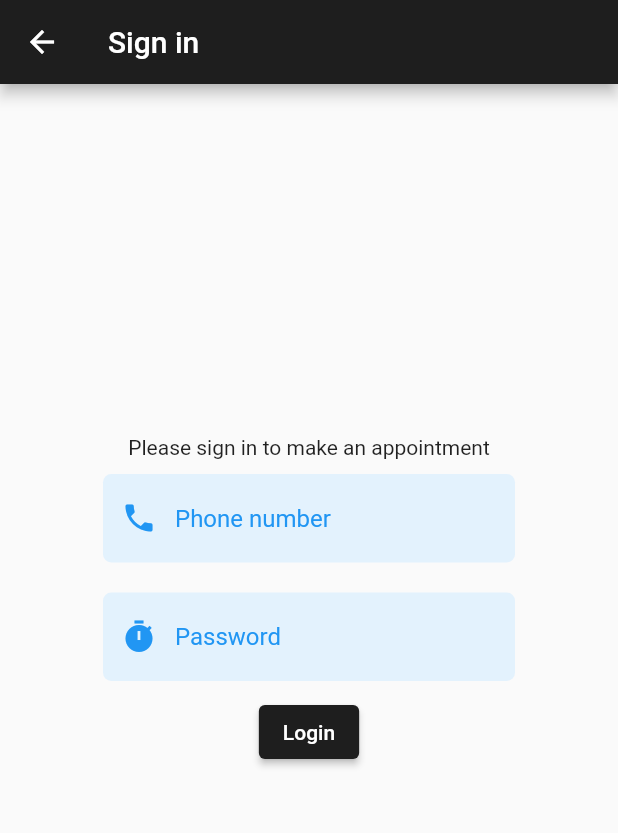
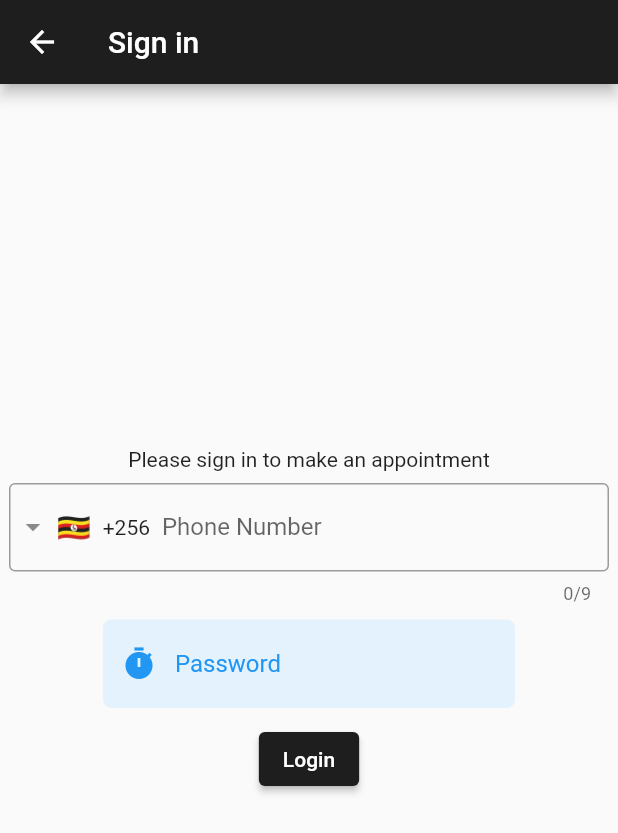
Before and after one commit to MKCHW-Tools/City_Model, a Flutter app: the LoginPage screen opened directly with empty values, after a tap on "Send Password", on a phone screen of 412 x 824 dp. Shown: the top 833 px of the screen. Run offline on Flutter 3.47's test engine with Material 2 defaults, Android fonts, the phone set to English and light mode, and no system bars; drawn by our look-alikes of intl_phone_field; our stand-ins replace cloud_firestore, firebase_analytics, firebase_auth, firebase_core, firebase_storage, flutter_rating_bar; missing offline and left inert: dart:html; accounts and stored records are empty; network calls fail.

Commit message:
add country pulldown to phone field

```diff
--- a/lib/firebase/auth.dart
+++ b/lib/firebase/auth.dart
@@ -15,7 +15,7 @@ class FirebaseAuthentication {
       ConfirmationResult confirmationResult = await auth.signInWithPhoneNumber(
         '+$phoneNumber',
       );
-      printMessage("OTP Sent to +256 $phoneNumber");
+      printMessage("OTP Sent to $phoneNumber");
 
       return confirmationResult;
     } catch (e) {
--- a/lib/login.dart
+++ b/lib/login.dart
@@ -3,9 +3,9 @@ import 'dart:html';
 import 'package:flutter/material.dart';
 
 import 'package:firebase_auth/firebase_auth.dart';
+import 'package:intl_phone_field/intl_phone_field.dart';
 
 import 'package:myapp/firebase/auth.dart';
-
 
 class LoginPage extends StatefulWidget {
   const LoginPage(this.menuId, this.facilityId);
@@ -18,6 +18,8 @@ class LoginPage extends StatefulWidget {
 class _LoginPageState extends State<LoginPage> {
   TextEditingController _phone = TextEditingController();
   TextEditingController _otp = TextEditingController();
+  String dialCode = "256";
+  String phone_number = "";
   bool login = false;
   bool proper_phone = true;
   bool proper_otp = true;
@@ -40,10 +42,33 @@ class _LoginPageState extends State<LoginPage> {
         height: 300,
         child: Column(
           children: [
-                Text('Please sign in to make an appointment'),
+            Container(
+              child: Text('Please sign in to make an appointment'),
+              padding: EdgeInsets.all(8),
+            ),
             // const SizedBox(height: 8),
             // Text('phone number'),
-                buildTextField('Phone number', _phone, Icons.phone, context),
+            IntlPhoneField(
+              decoration: const InputDecoration(
+                // TextFieldの見た目を整える
+                labelText: 'Phone Number',
+                border: OutlineInputBorder(),
+                // borderSide: BorderSide(),
+              ),
+              initialCountryCode: 'UG',
+              onCountryChanged: (country) {
+                //　国を変更したときに発火
+                dialCode = country.dialCode;
+                print(country);
+              },
+              onChanged: (phone) {
+                // 番号の入力・削除で発火
+                phone_number = phone.number;
+                print(phone);
+              },
+              invalidNumberMessage: 'Invalid Phone Number',
+            ),
+            // buildTextField('Phone number', _phone, Icons.phone, context),
             login
                 ? buildTextField('Password', _otp, Icons.timer, context)
                 : const SizedBox(),
@@ -56,19 +81,18 @@ class _LoginPageState extends State<LoginPage> {
     );
   }
 
-  Widget buildPhoneButton(String text) =>
-      ElevatedButton(
+  Widget buildPhoneButton(String text) => ElevatedButton(
         onPressed: () async {
           setState(() {
             login = !login;
           });
-          temp = await FirebaseAuthentication().sendOTP(_phone.text);
+          temp =
+              await FirebaseAuthentication().sendOTP('+$dialCode$phone_number');
         },
         child: Text(text),
       );
 
-  Widget buildSubmitButton(String text) =>
-      ElevatedButton(
+  Widget buildSubmitButton(String text) => ElevatedButton(
         onPressed: () {
           FirebaseAuthentication().authenticateMe(
               temp, _otp.text, context, widget.facilityId, widget.menuId);
@@ -76,17 +100,15 @@ class _LoginPageState extends State<LoginPage> {
         child: Text(text),
       );
 
-  Widget buildTextField(String labelText,
+  Widget buildTextField(
+          String labelText,
           TextEditingController textEditingController,
           IconData prefixIcons,
           BuildContext context) =>
       Padding(
         padding: const EdgeInsets.all(10.00),
         child: SizedBox(
-          width: MediaQuery
-              .of(context)
-              .size
-              .width / 1.5,
+          width: MediaQuery.of(context).size.width / 1.5,
           child: TextFormField(
             obscureText: labelText == "OTP" ? true : false,
             controller: textEditingController,
--- a/pubspec.yaml
+++ b/pubspec.yaml
@@ -42,6 +42,7 @@ dependencies:
   firebase_analytics: ^10.0.6
   flutter_rating_bar: ^4.0.1
   firebase_storage: ^11.0.6
+  intl_phone_field: ^3.1.0
 
 dev_dependencies:
   flutter_test:
```
Also changed, not shown: pubspec.lock. Lines whose indentation alone changed are shown as unchanged.
